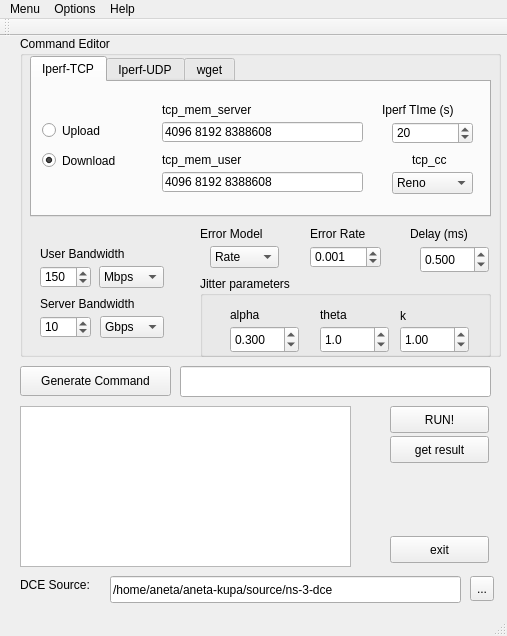
Qt form kupa-gui-2/kupagui.ui (anetaaneta/kupakupa) before a commit.
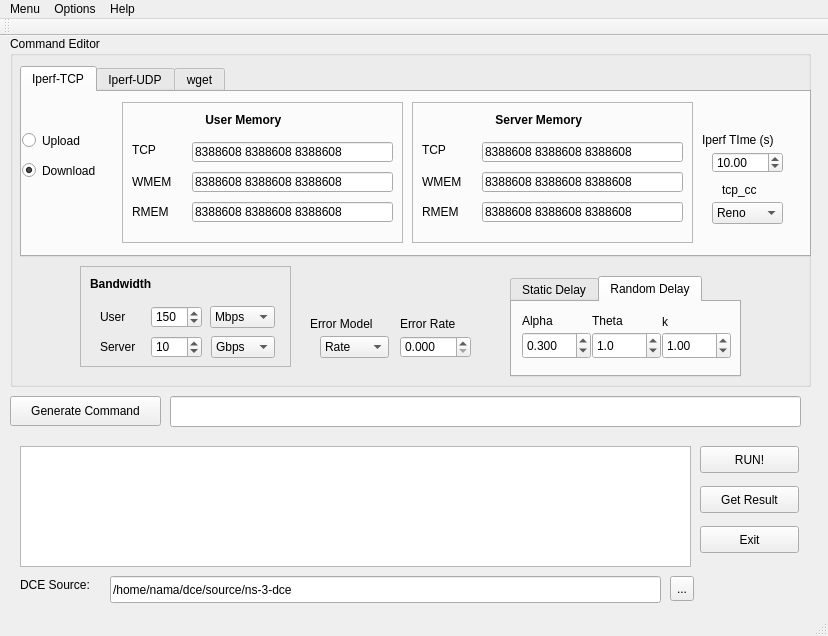
The same form after that commit. The open tabs and pages were chosen to show the change.

Commit message: add rmem, wmem, static delay bs-core, write xml and read xml ui not yet

```diff
--- a/kupa-gui-2/kupagui.ui
+++ b/kupa-gui-2/kupagui.ui
@@ -6,7 +6,7 @@
    <rect>
     <x>0</x>
     <y>0</y>
-    <width>507</width>
+    <width>828</width>
     <height>636</height>
    </rect>
   </property>
@@ -17,10 +17,10 @@
    <widget class="QGroupBox" name="groupBox">
     <property name="geometry">
      <rect>
-      <x>20</x>
+      <x>10</x>
       <y>0</y>
-      <width>481</width>
-      <height>321</height>
+      <width>801</width>
+      <height>351</height>
      </rect>
     </property>
     <property name="toolTip">
@@ -36,9 +36,9 @@
      <property name="geometry">
       <rect>
        <x>10</x>
-       <y>20</y>
-       <width>461</width>
-       <height>161</height>
+       <y>30</y>
+       <width>791</width>
+       <height>191</height>
       </rect>
      </property>
      <property name="whatsThis">
@@ -54,7 +54,7 @@
       <widget class="QRadioButton" name="tcp_upload">
        <property name="geometry">
         <rect>
-         <x>10</x>
+         <x>0</x>
          <y>40</y>
          <width>82</width>
          <height>17</height>
@@ -73,7 +73,7 @@
       <widget class="QRadioButton" name="tcp_download">
        <property name="geometry">
         <rect>
-         <x>10</x>
+         <x>0</x>
          <y>70</y>
          <width>101</width>
          <height>17</height>
@@ -89,30 +89,11 @@
         <bool>true</bool>
        </property>
       </widget>
-      <widget class="QSpinBox" name="iperf_time">
-       <property name="geometry">
-        <rect>
-         <x>360</x>
-         <y>40</y>
-         <width>81</width>
-         <height>22</height>
-        </rect>
-       </property>
-       <property name="whatsThis">
-        <string>&lt;html&gt;&lt;head/&gt;&lt;body&gt;&lt;p&gt;time to do iperf. simulation will add 10 more seconds&lt;/p&gt;&lt;/body&gt;&lt;/html&gt;</string>
-       </property>
-       <property name="maximum">
-        <number>9999</number>
-       </property>
-       <property name="value">
-        <number>20</number>
-       </property>
-      </widget>
       <widget class="QLabel" name="label">
        <property name="geometry">
         <rect>
-         <x>350</x>
-         <y>20</y>
+         <x>680</x>
+         <y>40</y>
          <width>91</width>
          <height>16</height>
         </rect>
@@ -121,85 +102,12 @@
         <string>Iperf TIme (s)</string>
        </property>
       </widget>
-      <widget class="QLineEdit" name="tcp_mem_server">
-       <property name="geometry">
-        <rect>
-         <x>130</x>
-         <y>40</y>
-         <width>201</width>
-         <height>20</height>
-        </rect>
-       </property>
-       <property name="toolTip">
-        <string>&lt;html&gt;&lt;head/&gt;&lt;body&gt;&lt;p&gt;put 3 values in bytes, can be separated by comma or space&lt;/p&gt;&lt;/body&gt;&lt;/html&gt;</string>
-       </property>
-       <property name="whatsThis">
-        <string>&lt;html&gt;&lt;head/&gt;&lt;body&gt;&lt;p&gt;put 3 values in bytes, can be separated by comma or space&lt;/p&gt;&lt;/body&gt;&lt;/html&gt;</string>
-       </property>
-       <property name="inputMask">
-        <string/>
-       </property>
-       <property name="text">
-        <string>4096 8192 8388608</string>
-       </property>
-       <property name="maxLength">
-        <number>200</number>
-       </property>
-      </widget>
-      <widget class="QLabel" name="label_2">
-       <property name="geometry">
-        <rect>
-         <x>130</x>
-         <y>20</y>
-         <width>201</width>
-         <height>16</height>
-        </rect>
-       </property>
-       <property name="text">
-        <string>tcp_mem_server</string>
-       </property>
-      </widget>
-      <widget class="QLineEdit" name="tcp_mem_user">
-       <property name="geometry">
-        <rect>
-         <x>130</x>
-         <y>90</y>
-         <width>201</width>
-         <height>20</height>
-        </rect>
-       </property>
-       <property name="toolTip">
-        <string>&lt;html&gt;&lt;head/&gt;&lt;body&gt;&lt;p&gt;put 3 values in bytes, can be separated by comma or space&lt;/p&gt;&lt;/body&gt;&lt;/html&gt;</string>
-       </property>
-       <property name="whatsThis">
-        <string>&lt;html&gt;&lt;head/&gt;&lt;body&gt;&lt;p&gt;put 3 values in bytes, can be separated by comma or space&lt;/p&gt;&lt;/body&gt;&lt;/html&gt;</string>
-       </property>
-       <property name="text">
-        <string>4096 8192 8388608</string>
-       </property>
-       <property name="maxLength">
-        <number>200</number>
-       </property>
-      </widget>
-      <widget class="QLabel" name="label_3">
-       <property name="geometry">
-        <rect>
-         <x>130</x>
-         <y>70</y>
-         <width>201</width>
-         <height>16</height>
-        </rect>
-       </property>
-       <property name="text">
-        <string>tcp_mem_user</string>
-       </property>
-      </widget>
       <widget class="QComboBox" name="tcp_cc">
        <property name="geometry">
         <rect>
-         <x>360</x>
-         <y>90</y>
-         <width>81</width>
+         <x>690</x>
+         <y>110</y>
+         <width>71</width>
          <height>22</height>
         </rect>
        </property>
@@ -275,8 +183,8 @@
       <widget class="QLabel" name="label_4">
        <property name="geometry">
         <rect>
-         <x>380</x>
-         <y>70</y>
+         <x>700</x>
+         <y>90</y>
          <width>51</width>
          <height>16</height>
         </rect>
@@ -285,6 +193,326 @@
         <string>tcp_cc</string>
        </property>
       </widget>
+      <widget class="QDoubleSpinBox" name="iperf_time">
+       <property name="geometry">
+        <rect>
+         <x>690</x>
+         <y>60</y>
+         <width>71</width>
+         <height>21</height>
+        </rect>
+       </property>
+       <property name="decimals">
+        <number>2</number>
+       </property>
+       <property name="maximum">
+        <double>500.000000000000000</double>
+       </property>
+       <property name="singleStep">
+        <double>1.000000000000000</double>
+       </property>
+       <property name="value">
+        <double>10.000000000000000</double>
+       </property>
+      </widget>
+      <widget class="QFrame" name="frame_2">
+       <property name="geometry">
+        <rect>
+         <x>100</x>
+         <y>10</y>
+         <width>281</width>
+         <height>141</height>
+        </rect>
+       </property>
+       <property name="frameShape">
+        <enum>QFrame::StyledPanel</enum>
+       </property>
+       <property name="frameShadow">
+        <enum>QFrame::Raised</enum>
+       </property>
+       <widget class="QLineEdit" name="tcp_mem_user">
+        <property name="geometry">
+         <rect>
+          <x>70</x>
+          <y>40</y>
+          <width>201</width>
+          <height>20</height>
+         </rect>
+        </property>
+        <property name="toolTip">
+         <string>&lt;html&gt;&lt;head/&gt;&lt;body&gt;&lt;p&gt;put 3 values in bytes, can be separated by comma or space&lt;/p&gt;&lt;/body&gt;&lt;/html&gt;</string>
+        </property>
+        <property name="whatsThis">
+         <string>&lt;html&gt;&lt;head/&gt;&lt;body&gt;&lt;p&gt;put 3 values in bytes, can be separated by comma or space&lt;/p&gt;&lt;/body&gt;&lt;/html&gt;</string>
+        </property>
+        <property name="inputMask">
+         <string/>
+        </property>
+        <property name="text">
+         <string>8388608 8388608 8388608</string>
+        </property>
+        <property name="maxLength">
+         <number>200</number>
+        </property>
+       </widget>
+       <widget class="QLabel" name="label_2">
+        <property name="geometry">
+         <rect>
+          <x>80</x>
+          <y>10</y>
+          <width>111</width>
+          <height>16</height>
+         </rect>
+        </property>
+        <property name="font">
+         <font>
+          <weight>75</weight>
+          <bold>true</bold>
+         </font>
+        </property>
+        <property name="text">
+         <string> User Memory</string>
+        </property>
+       </widget>
+       <widget class="QLineEdit" name="tcp_mem_user_wmem">
+        <property name="geometry">
+         <rect>
+          <x>70</x>
+          <y>70</y>
+          <width>201</width>
+          <height>20</height>
+         </rect>
+        </property>
+        <property name="toolTip">
+         <string>&lt;html&gt;&lt;head/&gt;&lt;body&gt;&lt;p&gt;put 3 values in bytes, can be separated by comma or space&lt;/p&gt;&lt;/body&gt;&lt;/html&gt;</string>
+        </property>
+        <property name="whatsThis">
+         <string>&lt;html&gt;&lt;head/&gt;&lt;body&gt;&lt;p&gt;put 3 values in bytes, can be separated by comma or space&lt;/p&gt;&lt;/body&gt;&lt;/html&gt;</string>
+        </property>
+        <property name="inputMask">
+         <string/>
+        </property>
+        <property name="text">
+         <string>8388608 8388608 8388608</string>
+        </property>
+        <property name="maxLength">
+         <number>200</number>
+        </property>
+       </widget>
+       <widget class="QLineEdit" name="tcp_mem_user_rmem">
+        <property name="geometry">
+         <rect>
+          <x>70</x>
+          <y>100</y>
+          <width>201</width>
+          <height>20</height>
+         </rect>
+        </property>
+        <property name="toolTip">
+         <string>&lt;html&gt;&lt;head/&gt;&lt;body&gt;&lt;p&gt;put 3 values in bytes, can be separated by comma or space&lt;/p&gt;&lt;/body&gt;&lt;/html&gt;</string>
+        </property>
+        <property name="whatsThis">
+         <string>&lt;html&gt;&lt;head/&gt;&lt;body&gt;&lt;p&gt;put 3 values in bytes, can be separated by comma or space&lt;/p&gt;&lt;/body&gt;&lt;/html&gt;</string>
+        </property>
+        <property name="inputMask">
+         <string/>
+        </property>
+        <property name="text">
+         <string>8388608 8388608 8388608</string>
+        </property>
+        <property name="maxLength">
+         <number>200</number>
+        </property>
+       </widget>
+       <widget class="QLabel" name="label_8">
+        <property name="geometry">
+         <rect>
+          <x>10</x>
+          <y>40</y>
+          <width>31</width>
+          <height>16</height>
+         </rect>
+        </property>
+        <property name="text">
+         <string>TCP</string>
+        </property>
+       </widget>
+       <widget class="QLabel" name="label_15">
+        <property name="geometry">
+         <rect>
+          <x>10</x>
+          <y>70</y>
+          <width>51</width>
+          <height>20</height>
+         </rect>
+        </property>
+        <property name="text">
+         <string>WMEM</string>
+        </property>
+       </widget>
+       <widget class="QLabel" name="label_24">
+        <property name="geometry">
+         <rect>
+          <x>10</x>
+          <y>100</y>
+          <width>51</width>
+          <height>20</height>
+         </rect>
+        </property>
+        <property name="text">
+         <string>RMEM</string>
+        </property>
+       </widget>
+      </widget>
+      <widget class="QFrame" name="frame_3">
+       <property name="geometry">
+        <rect>
+         <x>390</x>
+         <y>10</y>
+         <width>281</width>
+         <height>141</height>
+        </rect>
+       </property>
+       <property name="frameShape">
+        <enum>QFrame::StyledPanel</enum>
+       </property>
+       <property name="frameShadow">
+        <enum>QFrame::Raised</enum>
+       </property>
+       <widget class="QLineEdit" name="tcp_mem_server">
+        <property name="geometry">
+         <rect>
+          <x>70</x>
+          <y>40</y>
+          <width>201</width>
+          <height>20</height>
+         </rect>
+        </property>
+        <property name="toolTip">
+         <string>&lt;html&gt;&lt;head/&gt;&lt;body&gt;&lt;p&gt;put 3 values in bytes, can be separated by comma or space&lt;/p&gt;&lt;/body&gt;&lt;/html&gt;</string>
+        </property>
+        <property name="whatsThis">
+         <string>&lt;html&gt;&lt;head/&gt;&lt;body&gt;&lt;p&gt;put 3 values in bytes, can be separated by comma or space&lt;/p&gt;&lt;/body&gt;&lt;/html&gt;</string>
+        </property>
+        <property name="inputMask">
+         <string/>
+        </property>
+        <property name="text">
+         <string>8388608 8388608 8388608</string>
+        </property>
+        <property name="maxLength">
+         <number>200</number>
+        </property>
+       </widget>
+       <widget class="QLabel" name="label_28">
+        <property name="geometry">
+         <rect>
+          <x>80</x>
+          <y>10</y>
+          <width>121</width>
+          <height>16</height>
+         </rect>
+        </property>
+        <property name="font">
+         <font>
+          <weight>75</weight>
+          <bold>true</bold>
+         </font>
+        </property>
+        <property name="text">
+         <string> Server Memory</string>
+        </property>
+       </widget>
+       <widget class="QLineEdit" name="tcp_mem_server_wmem">
+        <property name="geometry">
+         <rect>
+          <x>70</x>
+          <y>70</y>
+          <width>201</width>
+          <height>20</height>
+         </rect>
+        </property>
+        <property name="toolTip">
+         <string>&lt;html&gt;&lt;head/&gt;&lt;body&gt;&lt;p&gt;put 3 values in bytes, can be separated by comma or space&lt;/p&gt;&lt;/body&gt;&lt;/html&gt;</string>
+        </property>
+        <property name="whatsThis">
+         <string>&lt;html&gt;&lt;head/&gt;&lt;body&gt;&lt;p&gt;put 3 values in bytes, can be separated by comma or space&lt;/p&gt;&lt;/body&gt;&lt;/html&gt;</string>
+        </property>
+        <property name="inputMask">
+         <string/>
+        </property>
+        <property name="text">
+         <string>8388608 8388608 8388608</string>
+        </property>
+        <property name="maxLength">
+         <number>200</number>
+        </property>
+       </widget>
+       <widget class="QLineEdit" name="tcp_mem_server_rmem">
+        <property name="geometry">
+         <rect>
+          <x>70</x>
+          <y>100</y>
+          <width>201</width>
+          <height>20</height>
+         </rect>
+        </property>
+        <property name="toolTip">
+         <string>&lt;html&gt;&lt;head/&gt;&lt;body&gt;&lt;p&gt;put 3 values in bytes, can be separated by comma or space&lt;/p&gt;&lt;/body&gt;&lt;/html&gt;</string>
+        </property>
+        <property name="whatsThis">
+         <string>&lt;html&gt;&lt;head/&gt;&lt;body&gt;&lt;p&gt;put 3 values in bytes, can be separated by comma or space&lt;/p&gt;&lt;/body&gt;&lt;/html&gt;</string>
+        </property>
+        <property name="inputMask">
+         <string/>
+        </property>
+        <property name="text">
+         <string>8388608 8388608 8388608</string>
+        </property>
+        <property name="maxLength">
+         <number>200</number>
+        </property>
+       </widget>
+       <widget class="QLabel" name="label_29">
+        <property name="geometry">
+         <rect>
+          <x>10</x>
+          <y>40</y>
+          <width>31</width>
+          <height>16</height>
+         </rect>
+        </property>
+        <property name="text">
+         <string>TCP</string>
+        </property>
+       </widget>
+       <widget class="QLabel" name="label_30">
+        <property name="geometry">
+         <rect>
+          <x>10</x>
+          <y>70</y>
+          <width>51</width>
+          <height>20</height>
+         </rect>
+        </property>
+        <property name="text">
+         <string>WMEM</string>
+        </property>
+       </widget>
+       <widget class="QLabel" name="label_31">
+        <property name="geometry">
+         <rect>
+          <x>10</x>
+          <y>100</y>
+          <width>51</width>
+          <height>20</height>
+         </rect>
+        </property>
+        <property name="text">
+         <string>RMEM</string>
+        </property>
+       </widget>
+      </widget>
      </widget>
      <widget class="QWidget" name="IperfUDP">
       <attribute name="title">
@@ -593,66 +821,11 @@
       </widget>
      </widget>
     </widget>
-    <widget class="QSpinBox" name="user_bw">
-     <property name="geometry">
-      <rect>
-       <x>20</x>
-       <y>230</y>
-       <width>51</width>
-       <height>22</height>
-      </rect>
-     </property>
-     <property name="maximum">
-      <number>999</number>
-     </property>
-     <property name="value">
-      <number>150</number>
-     </property>
-    </widget>
-    <widget class="QSpinBox" name="server_bw">
-     <property name="geometry">
-      <rect>
-       <x>20</x>
-       <y>280</y>
-       <width>51</width>
-       <height>22</height>
-      </rect>
-     </property>
-     <property name="value">
-      <number>10</number>
-     </property>
-    </widget>
-    <widget class="QLabel" name="label_5">
-     <property name="geometry">
-      <rect>
-       <x>20</x>
-       <y>210</y>
-       <width>111</width>
-       <height>16</height>
-      </rect>
-     </property>
-     <property name="text">
-      <string>User Bandwidth</string>
-     </property>
-    </widget>
-    <widget class="QLabel" name="label_6">
-     <property name="geometry">
-      <rect>
-       <x>20</x>
-       <y>260</y>
-       <width>121</width>
-       <height>16</height>
-      </rect>
-     </property>
-     <property name="text">
-      <string>Server Bandwidth</string>
-     </property>
-    </widget>
     <widget class="QComboBox" name="error_model">
      <property name="geometry">
       <rect>
-       <x>190</x>
-       <y>210</y>
+       <x>310</x>
+       <y>300</y>
        <width>69</width>
        <height>22</height>
       </rect>
@@ -674,8 +847,8 @@
     <widget class="QDoubleSpinBox" name="error_rate">
      <property name="geometry">
       <rect>
-       <x>290</x>
-       <y>210</y>
+       <x>390</x>
+       <y>300</y>
        <width>71</width>
        <height>22</height>
       </rect>
@@ -687,14 +860,14 @@
       <double>0.001000000000000</double>
      </property>
      <property name="value">
-      <double>0.001000000000000</double>
+      <double>0.000000000000000</double>
      </property>
     </widget>
     <widget class="QLabel" name="label_9">
      <property name="geometry">
       <rect>
-       <x>180</x>
-       <y>190</y>
+       <x>300</x>
+       <y>280</y>
        <width>91</width>
        <height>16</height>
       </rect>
@@ -706,8 +879,8 @@
     <widget class="QLabel" name="label_10">
      <property name="geometry">
       <rect>
-       <x>290</x>
-       <y>190</y>
+       <x>390</x>
+       <y>280</y>
        <width>71</width>
        <height>16</height>
       </rect>
@@ -716,241 +889,306 @@
       <string>Error Rate</string>
      </property>
     </widget>
-    <widget class="QLabel" name="label_11">
+    <widget class="QTabWidget" name="TypeOfDelay">
      <property name="geometry">
       <rect>
-       <x>390</x>
-       <y>190</y>
-       <width>71</width>
-       <height>16</height>
-      </rect>
-     </property>
-     <property name="text">
-      <string>Delay (ms)</string>
-     </property>
-    </widget>
-    <widget class="QGroupBox" name="groupBox_2">
-     <property name="geometry">
-      <rect>
-       <x>180</x>
+       <x>500</x>
        <y>240</y>
-       <width>291</width>
-       <height>81</height>
+       <width>231</width>
+       <height>101</height>
       </rect>
      </property>
-     <property name="palette">
-      <palette>
-       <active>
-        <colorrole role="Base">
-         <brush brushstyle="SolidPattern">
-          <color alpha="255">
-           <red>255</red>
-           <green>255</green>
-           <blue>255</blue>
-          </color>
-         </brush>
-        </colorrole>
-       </active>
-       <inactive>
-        <colorrole role="Base">
-         <brush brushstyle="SolidPattern">
-          <color alpha="255">
-           <red>255</red>
-           <green>255</green>
-           <blue>255</blue>
-          </color>
-         </brush>
-        </colorrole>
-       </inactive>
-       <disabled>
-        <colorrole role="Base">
-         <brush brushstyle="SolidPattern">
-          <color alpha="255">
-           <red>53</red>
-           <green>71</green>
-           <blue>206</blue>
-          </color>
-         </brush>
-        </colorrole>
-       </disabled>
-      </palette>
+     <property name="currentIndex">
+      <number>1</number>
      </property>
-     <property name="toolTip">
-      <string>configure your jitter parameters here</string>
+     <widget class="QWidget" name="staticDelay">
+      <attribute name="title">
+       <string>Static Delay</string>
+      </attribute>
+      <widget class="QLabel" name="label_11">
+       <property name="geometry">
+        <rect>
+         <x>80</x>
+         <y>10</y>
+         <width>71</width>
+         <height>16</height>
+        </rect>
+       </property>
+       <property name="text">
+        <string>Delay (ms)</string>
+       </property>
+      </widget>
+      <widget class="QDoubleSpinBox" name="delay">
+       <property name="geometry">
+        <rect>
+         <x>80</x>
+         <y>30</y>
+         <width>69</width>
+         <height>21</height>
+        </rect>
+       </property>
+       <property name="decimals">
+        <number>3</number>
+       </property>
+       <property name="maximum">
+        <double>100.000000000000000</double>
+       </property>
+       <property name="singleStep">
+        <double>0.100000000000000</double>
+       </property>
+       <property name="value">
+        <double>0.500000000000000</double>
+       </property>
+      </widget>
+     </widget>
+     <widget class="QWidget" name="gamma">
+      <attribute name="title">
+       <string>Random Delay</string>
+      </attribute>
+      <widget class="QDoubleSpinBox" name="alpha_value">
+       <property name="geometry">
+        <rect>
+         <x>10</x>
+         <y>30</y>
+         <width>69</width>
+         <height>27</height>
+        </rect>
+       </property>
+       <property name="decimals">
+        <number>3</number>
+       </property>
+       <property name="maximum">
+        <double>1.000000000000000</double>
+       </property>
+       <property name="singleStep">
+        <double>0.050000000000000</double>
+       </property>
+       <property name="value">
+        <double>0.300000000000000</double>
+       </property>
+      </widget>
+      <widget class="QLabel" name="label_20">
+       <property name="geometry">
+        <rect>
+         <x>10</x>
+         <y>10</y>
+         <width>40</width>
+         <height>17</height>
+        </rect>
+       </property>
+       <property name="text">
+        <string>Alpha</string>
+       </property>
+      </widget>
+      <widget class="QDoubleSpinBox" name="theta_value">
+       <property name="geometry">
+        <rect>
+         <x>80</x>
+         <y>30</y>
+         <width>69</width>
+         <height>27</height>
+        </rect>
+       </property>
+       <property name="decimals">
+        <number>1</number>
+       </property>
+       <property name="singleStep">
+        <double>0.500000000000000</double>
+       </property>
+       <property name="value">
+        <double>1.000000000000000</double>
+       </property>
+      </widget>
+      <widget class="QLabel" name="label_21">
+       <property name="geometry">
+        <rect>
+         <x>80</x>
+         <y>10</y>
+         <width>67</width>
+         <height>17</height>
+        </rect>
+       </property>
+       <property name="text">
+        <string>Theta</string>
+       </property>
+      </widget>
+      <widget class="QLabel" name="label_22">
+       <property name="geometry">
+        <rect>
+         <x>150</x>
+         <y>10</y>
+         <width>31</width>
+         <height>20</height>
+        </rect>
+       </property>
+       <property name="text">
+        <string>k</string>
+       </property>
+      </widget>
+      <widget class="QDoubleSpinBox" name="k_value">
+       <property name="geometry">
+        <rect>
+         <x>150</x>
+         <y>30</y>
+         <width>69</width>
+         <height>27</height>
+        </rect>
+       </property>
+       <property name="maximum">
+        <double>999.000000000000000</double>
+       </property>
+       <property name="singleStep">
+        <double>0.500000000000000</double>
+       </property>
+       <property name="value">
+        <double>1.000000000000000</double>
+       </property>
+      </widget>
+     </widget>
+    </widget>
+    <widget class="QFrame" name="frame">
+     <property name="geometry">
+      <rect>
+       <x>70</x>
+       <y>230</y>
+       <width>211</width>
+       <height>101</height>
+      </rect>
      </property>
-     <property name="title">
-      <string>Jitter parameters</string>
+     <property name="frameShape">
+      <enum>QFrame::StyledPanel</enum>
      </property>
-     <property name="flat">
-      <bool>false</bool>
+     <property name="frameShadow">
+      <enum>QFrame::Raised</enum>
      </property>
-     <widget class="QLabel" name="label_20">
+     <widget class="QComboBox" name="server_bw_unit">
       <property name="geometry">
        <rect>
-        <x>30</x>
-        <y>30</y>
-        <width>40</width>
-        <height>17</height>
+        <x>131</x>
+        <y>70</y>
+        <width>64</width>
+        <height>22</height>
        </rect>
       </property>
-      <property name="text">
-       <string>alpha</string>
-      </property>
-     </widget>
-     <widget class="QLabel" name="label_21">
-      <property name="geometry">
-       <rect>
-        <x>120</x>
-        <y>30</y>
-        <width>67</width>
-        <height>17</height>
-       </rect>
-      </property>
-      <property name="text">
-       <string>theta</string>
-      </property>
-     </widget>
-     <widget class="QLabel" name="label_22">
-      <property name="geometry">
-       <rect>
-        <x>200</x>
-        <y>30</y>
-        <width>31</width>
-        <height>20</height>
-       </rect>
-      </property>
-      <property name="text">
-       <string>k</string>
-      </property>
-     </widget>
-     <widget class="QDoubleSpinBox" name="alpha_value">
-      <property name="geometry">
-       <rect>
-        <x>30</x>
-        <y>50</y>
-        <width>69</width>
-        <height>27</height>
-       </rect>
-      </property>
-      <property name="decimals">
-       <number>3</number>
-      </property>
-      <property name="maximum">
-       <double>1.000000000000000</double>
-      </property>
-      <property name="singleStep">
-       <double>0.050000000000000</double>
-      </property>
-      <property name="value">
-       <double>0.300000000000000</double>
-      </property>
-     </widget>
-     <widget class="QDoubleSpinBox" name="theta_value">
-      <property name="geometry">
-       <rect>
-        <x>120</x>
-        <y>50</y>
-        <width>69</width>
-        <height>27</height>
-       </rect>
-      </property>
-      <property name="decimals">
+      <property name="currentIndex">
        <number>1</number>
       </property>
-      <property name="singleStep">
-       <double>0.500000000000000</double>
+      <item>
+       <property name="text">
+        <string>Mbps</string>
+       </property>
+      </item>
+      <item>
+       <property name="text">
+        <string>Gbps</string>
+       </property>
+      </item>
+     </widget>
+     <widget class="QComboBox" name="user_bw_unit">
+      <property name="geometry">
+       <rect>
+        <x>130</x>
+        <y>40</y>
+        <width>65</width>
+        <height>22</height>
+       </rect>
+      </property>
+      <property name="currentIndex">
+       <number>0</number>
+      </property>
+      <item>
+       <property name="text">
+        <string>Mbps</string>
+       </property>
+      </item>
+      <item>
+       <property name="text">
+        <string>Gbps</string>
+       </property>
+      </item>
+     </widget>
+     <widget class="QSpinBox" name="server_bw">
+      <property name="geometry">
+       <rect>
+        <x>71</x>
+        <y>70</y>
+        <width>51</width>
+        <height>22</height>
+       </rect>
       </property>
       <property name="value">
-       <double>1.000000000000000</double>
+       <number>10</number>
       </property>
      </widget>
-     <widget class="QDoubleSpinBox" name="k_value">
+     <widget class="QLabel" name="label_5">
       <property name="geometry">
        <rect>
-        <x>200</x>
-        <y>50</y>
-        <width>69</width>
-        <height>27</height>
+        <x>20</x>
+        <y>43</y>
+        <width>41</width>
+        <height>16</height>
+       </rect>
+      </property>
+      <property name="text">
+       <string>User </string>
+      </property>
+     </widget>
+     <widget class="QSpinBox" name="user_bw">
+      <property name="geometry">
+       <rect>
+        <x>71</x>
+        <y>40</y>
+        <width>51</width>
+        <height>22</height>
        </rect>
       </property>
       <property name="maximum">
-       <double>999.000000000000000</double>
-      </property>
-      <property name="singleStep">
-       <double>0.500000000000000</double>
+       <number>999</number>
       </property>
       <property name="value">
-       <double>1.000000000000000</double>
+       <number>150</number>
       </property>
      </widget>
-    </widget>
-    <widget class="QDoubleSpinBox" name="delay">
-     <property name="geometry">
-      <rect>
-       <x>400</x>
-       <y>210</y>
-       <width>69</width>
-       <height>27</height>
-      </rect>
-     </property>
-     <property name="decimals">
-      <number>3</number>
-     </property>
-     <property name="maximum">
-      <double>100.000000000000000</double>
-     </property>
-     <property name="singleStep">
-      <double>0.100000000000000</double>
-     </property>
-     <property name="value">
-      <double>0.500000000000000</double>
-     </property>
-    </widget>
-    <widget class="QComboBox" name="user_bw_unit">
-     <property name="geometry">
-      <rect>
-       <x>79</x>
-       <y>230</y>
-       <width>65</width>
-       <height>22</height>
-      </rect>
-     </property>
-     <property name="currentIndex">
-      <number>0</number>
-     </property>
-     <item>
-      <property name="text">
-       <string>Mbps</string>
+     <widget class="QLabel" name="label_6">
+      <property name="geometry">
+       <rect>
+        <x>20</x>
+        <y>73</y>
+        <width>61</width>
+        <height>16</height>
+       </rect>
       </property>
-     </item>
-     <item>
       <property name="text">
-       <string>Gbps</string>
+       <string>Server </string>
       </property>
-     </item>
-    </widget>
-    <widget class="QComboBox" name="server_bw_unit">
-     <property name="geometry">
-      <rect>
-       <x>80</x>
-       <y>280</y>
-       <width>64</width>
-       <height>22</height>
-      </rect>
-     </property>
-     <property name="currentIndex">
-      <number>1</number>
-     </property>
-     <item>
-      <property name="text">
-       <string>Mbps</string>
+     </widget>
+     <widget class="QLabel" name="label_7">
+      <property name="geometry">
+       <rect>
+        <x>10</x>
+        <y>10</y>
+        <width>111</width>
+        <height>16</height>
+       </rect>
       </property>
-     </item>
-     <item>
+      <property name="font">
+       <font>
+        <weight>75</weight>
+        <bold>true</bold>
+       </font>
+      </property>
       <property name="text">
-       <string>Gbps</string>
+       <string>Bandwidth</string>
       </property>
-     </item>
+     </widget>
+     <zorder>user_bw_unit</zorder>
+     <zorder>server_bw_unit</zorder>
+     <zorder>user_bw_unit</zorder>
+     <zorder>server_bw</zorder>
+     <zorder>label_5</zorder>
+     <zorder>user_bw</zorder>
+     <zorder>label_6</zorder>
+     <zorder>label_7</zorder>
     </widget>
     <zorder>tabWidget</zorder>
     <zorder>user_bw</zorder>
@@ -970,8 +1208,8 @@
    <widget class="QPushButton" name="button_generate_command">
     <property name="geometry">
      <rect>
-      <x>20</x>
-      <y>330</y>
+      <x>10</x>
+      <y>360</y>
       <width>151</width>
       <height>30</height>
      </rect>
@@ -983,9 +1221,9 @@
    <widget class="QLineEdit" name="final_command">
     <property name="geometry">
      <rect>
-      <x>180</x>
-      <y>330</y>
-      <width>311</width>
+      <x>170</x>
+      <y>360</y>
+      <width>631</width>
       <height>31</height>
      </rect>
     </property>
@@ -997,9 +1235,9 @@
     <property name="geometry">
      <rect>
       <x>20</x>
-      <y>370</y>
-      <width>331</width>
-      <height>161</height>
+      <y>410</y>
+      <width>671</width>
+      <height>121</height>
      </rect>
     </property>
     <property name="whatsThis">
@@ -1009,8 +1247,8 @@
    <widget class="QPushButton" name="button_run">
     <property name="geometry">
      <rect>
-      <x>390</x>
-      <y>370</y>
+      <x>700</x>
+      <y>410</y>
       <width>99</width>
       <height>27</height>
      </rect>
@@ -1025,8 +1263,8 @@
    <widget class="QPushButton" name="button_getResult">
     <property name="geometry">
      <rect>
-      <x>390</x>
-      <y>400</y>
+      <x>700</x>
+      <y>450</y>
       <width>99</width>
       <height>27</height>
      </rect>
@@ -1035,20 +1273,20 @@
      <string>&lt;html&gt;&lt;head/&gt;&lt;body&gt;&lt;p&gt;parse desired output to output box&lt;/p&gt;&lt;/body&gt;&lt;/html&gt;</string>
     </property>
     <property name="text">
-     <string>get result</string>
+     <string>Get Result</string>
     </property>
    </widget>
    <widget class="QPushButton" name="button_exit">
     <property name="geometry">
      <rect>
-      <x>390</x>
-      <y>500</y>
+      <x>700</x>
+      <y>490</y>
       <width>99</width>
       <height>27</height>
      </rect>
     </property>
     <property name="text">
-     <string>exit</string>
+     <string>Exit</string>
     </property>
    </widget>
    <widget class="QLabel" name="label_19">
@@ -1069,7 +1307,7 @@
      <rect>
       <x>110</x>
       <y>540</y>
-      <width>351</width>
+      <width>551</width>
       <height>27</height>
      </rect>
     </property>
@@ -1077,7 +1315,7 @@
      <string notr="true" extracomment="put your ns-3-dce source folder here"/>
     </property>
     <property name="text">
-     <string>/home/aneta/aneta-kupa/source/ns-3-dce</string>
+     <string>/home/nama/dce/source/ns-3-dce</string>
     </property>
     <property name="maxLength">
      <number>32767</number>
@@ -1089,7 +1327,7 @@
    <widget class="QToolButton" name="button_changefolder">
     <property name="geometry">
      <rect>
-      <x>470</x>
+      <x>670</x>
       <y>540</y>
       <width>24</width>
       <height>25</height>
@@ -1105,7 +1343,7 @@
     <rect>
      <x>0</x>
      <y>0</y>
-     <width>507</width>
+     <width>828</width>
      <height>25</height>
     </rect>
    </property>
```
Left out of the diff: 455 changed lines with no effect on the pictures. The commit also changes 15 other files.
